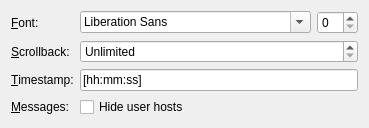
First picture: the form in src/wizard/basicsettingspage.ui, repository communi/communi-desktop, before the edit.
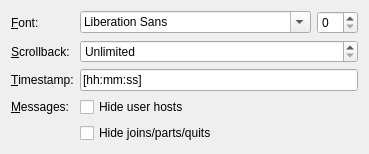
Second picture: the form after the edit.

Commit message: Add a setting to show/hide joins/parts/quits

```diff
--- a/src/wizard/basicsettingspage.ui
+++ b/src/wizard/basicsettingspage.ui
@@ -90,6 +90,13 @@
      </property>
     </widget>
    </item>
+   <item row="4" column="1">
+    <widget class="QCheckBox" name="hideEventsCheckBox">
+     <property name="text">
+      <string>Hide joins/parts/quits</string>
+     </property>
+    </widget>
+   </item>
   </layout>
  </widget>
  <tabstops>
```
The commit also changes 4 other files.
